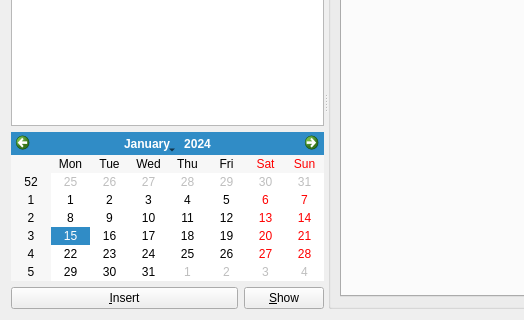
This is src/ui/TabMealWidget.ui in wnt-zhp/zarlock-cpp as Qt 5 draws it before an edit; both pictures show x 0 to 524 and y 117 to 437 of the 768 by 437 pixel window. The edited form follows.
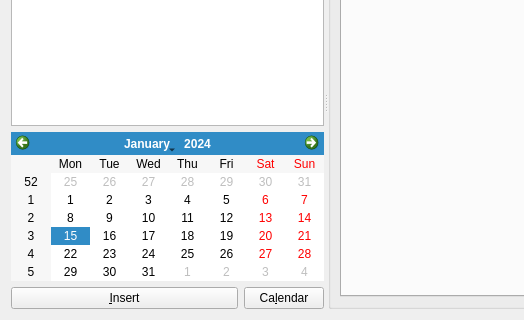
This is the edited form. Custom widgets are drawn as their Qt base class.

Patch:
```diff
--- a/src/ui/TabMealWidget.ui
+++ b/src/ui/TabMealWidget.ui
@@ -39,7 +39,7 @@
          <item>
           <widget class="QPushButton" name="action_toggle">
            <property name="text">
-            <string>&amp;Show</string>
+            <string>Ca&amp;lendar</string>
            </property>
            <property name="checkable">
             <bool>true</bool>
```
